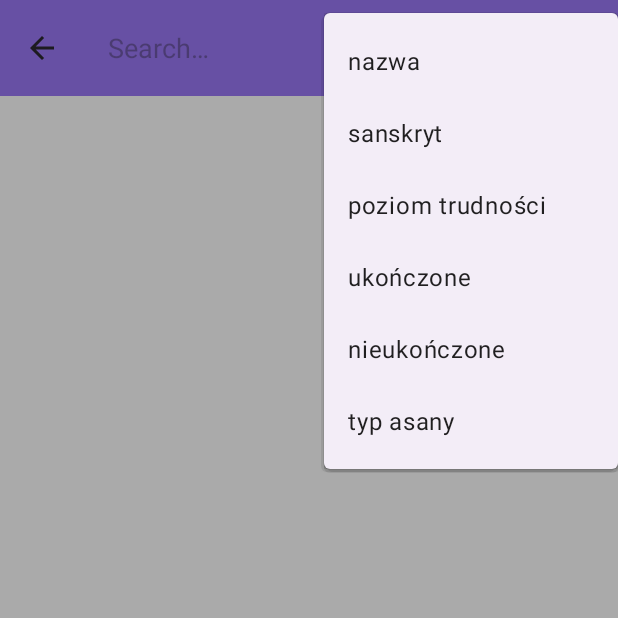
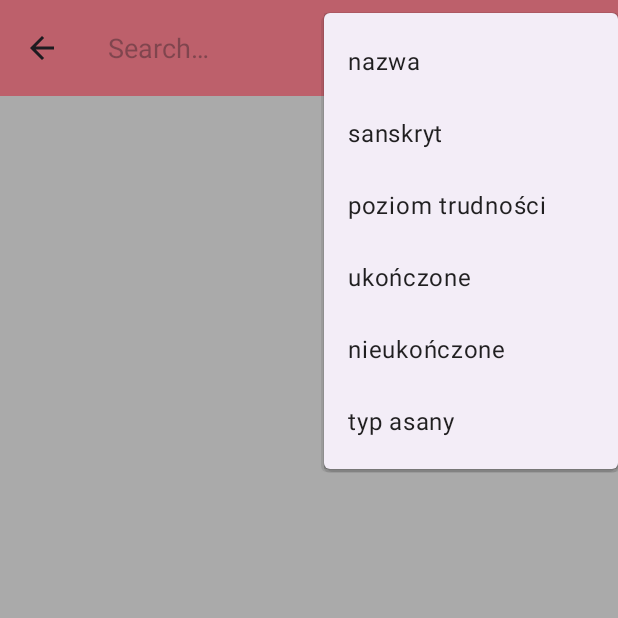
Before and after one commit to jula1717/jogaII, an Android app: the screen it shows after launch (MainActivity), after a tap on "Sort", on a phone screen of 412 x 824 dp, the top half of it. Run offline under Robolectric (Android 15) with nearby library versions, the phone set to English and light mode, and no system bars; our stand-ins replace Dagger/Hilt's generated code, Room's generated code, navigation-ui; libraries missing offline, so code that uses them is left out: androidx.datastore.preferences; 2 statements that could not run were skipped; 2 other taps on this screen came first.

Commit message:
fix: refactor, change icons and texts colors

```diff
--- a/app/src/main/res/drawable/ic_done.xml
+++ b/app/src/main/res/drawable/ic_done.xml
@@ -1,4 +1,4 @@
-<vector android:height="24dp" android:tint="#000000"
+<vector android:height="24dp" android:tint="#ffffff"
     android:viewportHeight="24" android:viewportWidth="24"
     android:width="24dp" xmlns:android="http://schemas.android.com/apk/res/android">
     <path android:fillColor="@android:color/white" android:pathData="M9,16.2L4.8,12l-1.4,1.4L9,19 21,7l-1.4,-1.4L9,16.2z"/>
--- a/app/src/main/res/drawable/ic_search.xml
+++ b/app/src/main/res/drawable/ic_search.xml
@@ -1,4 +1,4 @@
-<vector android:height="24dp" android:tint="#000000"
+<vector android:height="24dp" android:tint="#ffffff"
     android:viewportHeight="24" android:viewportWidth="24"
     android:width="24dp" xmlns:android="http://schemas.android.com/apk/res/android">
     <path android:fillColor="@android:color/white" android:pathData="M15.5,14h-0.79l-0.28,-0.27C15.41,12.59 16,11.11 16,9.5 16,5.91 13.09,3 9.5,3S3,5.91 3,9.5 5.91,16 9.5,16c1.61,0 3.09,-0.59 4.23,-1.57l0.27,0.28v0.79l5,4.99L20.49,19l-4.99,-5zM9.5,14C7.01,14 5,11.99 5,9.5S7.01,5 9.5,5 14,7.01 14,9.5 11.99,14 9.5,14z"/>
--- a/app/src/main/res/drawable/ic_sort.xml
+++ b/app/src/main/res/drawable/ic_sort.xml
@@ -2,7 +2,7 @@
     android:width="24dp"
     android:height="24dp"
     android:autoMirrored="true"
-    android:tint="#000000"
+    android:tint="#ffffff"
     android:viewportWidth="24"
     android:viewportHeight="24">
     <path
--- a/app/src/main/res/drawable/ic_success.xml
+++ b/app/src/main/res/drawable/ic_success.xml
@@ -2,7 +2,7 @@
     android:width="24dp"
     android:height="24dp"
     android:autoMirrored="true"
-    android:tint="#000000"
+    android:tint="#ffffff"
     android:viewportWidth="24"
     android:viewportHeight="24">
     <path
--- a/app/src/main/res/layout/fragment_asanas.xml
+++ b/app/src/main/res/layout/fragment_asanas.xml
@@ -8,10 +8,12 @@
     tools:context="com.example.jogaii.ui.asanas.AsanaFragment">
 
     <androidx.appcompat.widget.Toolbar
+        app:title="Asany"
+        app:titleTextColor="@color/white"
         android:id="@+id/my_toolbar"
         android:layout_width="match_parent"
         android:layout_height="?attr/actionBarSize"
-        android:background="?attr/colorPrimary"
+        android:background="@color/s5"
         android:elevation="4dp"
         android:theme="@style/ThemeOverlay.AppCompat.ActionBar"
         app:layout_constraintEnd_toEndOf="parent"
--- a/app/src/main/res/layout/fragment_progress.xml
+++ b/app/src/main/res/layout/fragment_progress.xml
@@ -3,7 +3,7 @@
     android:layout_width="match_parent"
     android:layout_height="match_parent"
     xmlns:tools="http://schemas.android.com/tools"
-    tools:context="com.example.jogaii.ui.ProgressFragment"
+    tools:context="com.example.jogaii.ui.progress.ProgressFragment"
     android:background="@color/light_gray">
 
     <androidx.recyclerview.widget.RecyclerView
--- a/app/src/main/res/layout/item_progress.xml
+++ b/app/src/main/res/layout/item_progress.xml
@@ -31,7 +31,8 @@
                 android:layout_height="wrap_content"
                 android:layout_marginTop="10dp"
                 android:layout_marginBottom="5dp"
-                android:text="pozycje stojące"
+                android:maxLines="2"
+                android:text="@string/sample_type"
                 android:textColor="@color/black"
                 android:textSize="20sp"
                 tools:textStyle="bold" />
--- a/app/src/main/res/values/themes.xml
+++ b/app/src/main/res/values/themes.xml
@@ -3,7 +3,14 @@
     <style name="Base.Theme.Jogaii" parent="Theme.Material3.DayNight.NoActionBar">
         <!-- Customize your light theme here. -->
         <!-- <item name="colorPrimary">@color/my_light_primary</item> -->
+        <item name="android:statusBarColor">@color/s5</item>
+        <item name="actionOverflowButtonStyle">@style/ThreeDotColor</item>
     </style>
 
     <style name="Theme.Jogaii" parent="Base.Theme.Jogaii" />
+
+    <style name="ThreeDotColor" parent="Widget.AppCompat.Light.ActionButton.Overflow">
+        <item name="tint">@color/white</item>
+    </style>
+
 </resources>
```
Also changed, not shown: app/src/main/res/layout/fragment_details.xml (+15 -8 lines), app/src/main/res/layout/item_asana.xml (+10 -10 lines).
